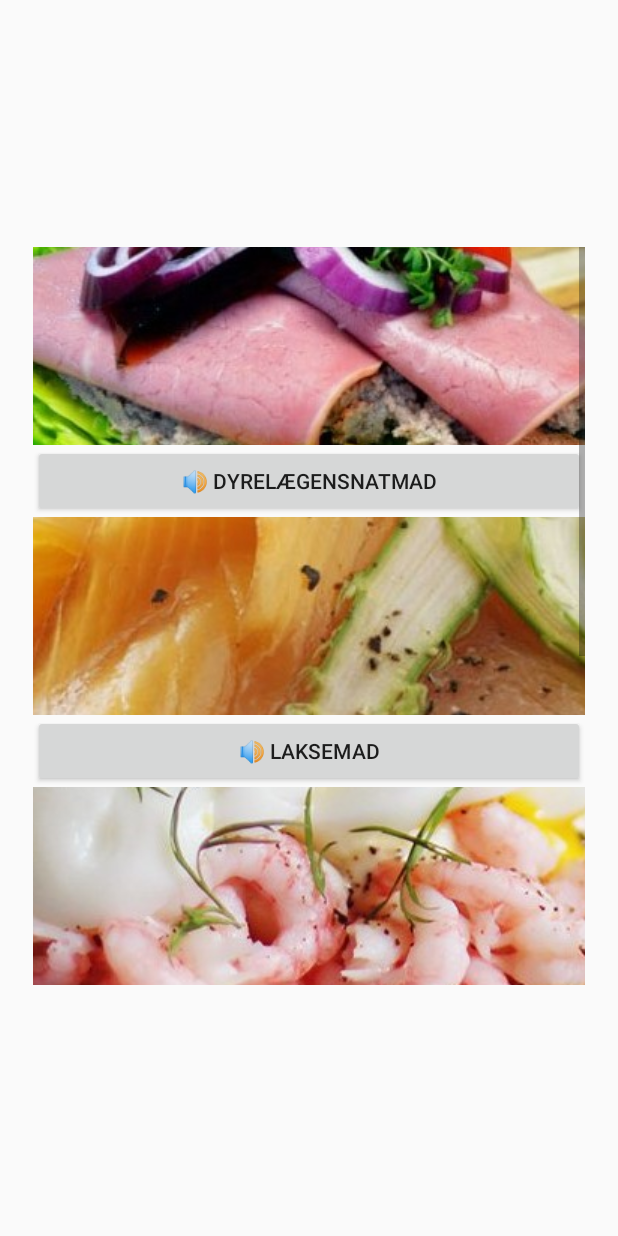
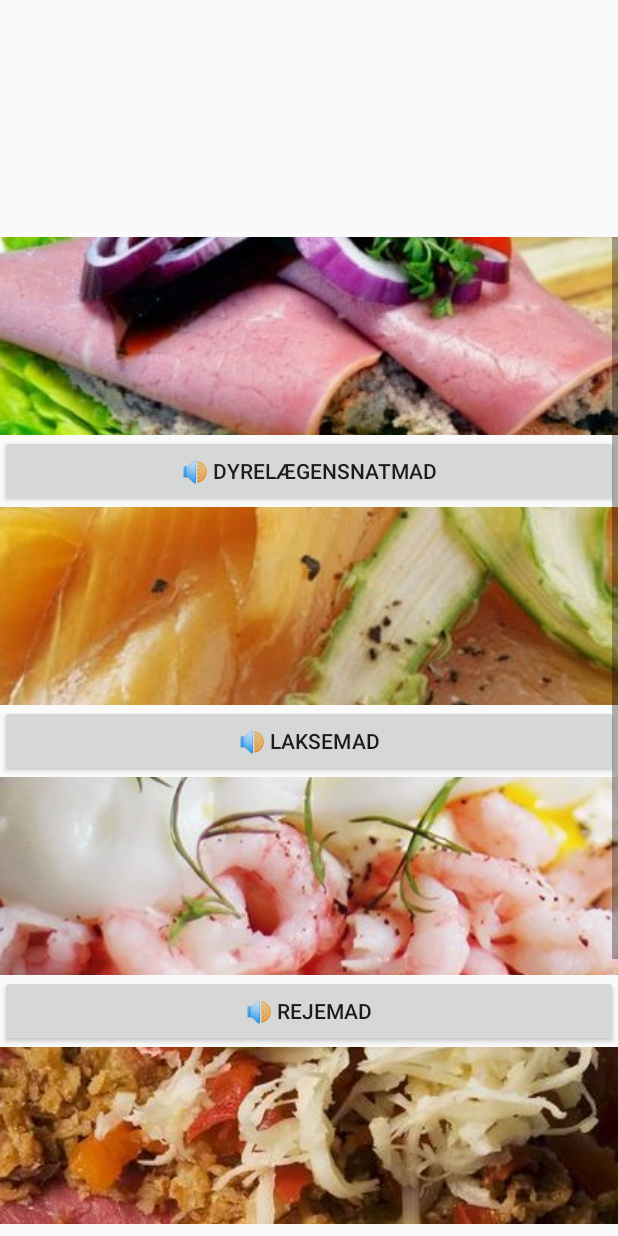
Before and after one commit to MathiasLH/easyOrder, an Android app: the layout smoerrebroedsliste.xml on its own in the app's theme, with its tools: preview values and no code run, on a phone screen of 412 x 824 dp. Run offline under Robolectric (Android 15) with nearby library versions, the phone set to English and light mode, and no system bars.

Commit message:
ændring i størrelsen af smørrebrødsliste

```diff
--- a/app/src/main/res/layout/smoerrebroedsliste.xml
+++ b/app/src/main/res/layout/smoerrebroedsliste.xml
@@ -7,17 +7,19 @@
     tools:context=".SmørrebrødsListe">
 
     <ScrollView
-        android:layout_width="368dp"
-        android:layout_height="495dp"
+        android:id="@+id/scrollView2"
+        android:layout_width="412dp"
+        android:layout_height="658dp"
         android:layout_marginStart="8dp"
         android:layout_marginTop="8dp"
         android:layout_marginEnd="8dp"
         android:layout_marginBottom="8dp"
         app:layout_constraintBottom_toBottomOf="parent"
         app:layout_constraintEnd_toEndOf="parent"
+        app:layout_constraintHorizontal_bias="0.529"
         app:layout_constraintStart_toStartOf="parent"
         app:layout_constraintTop_toTopOf="parent"
-        >
+        app:layout_constraintVertical_bias="1.0">
 
 
         <LinearLayout
```
